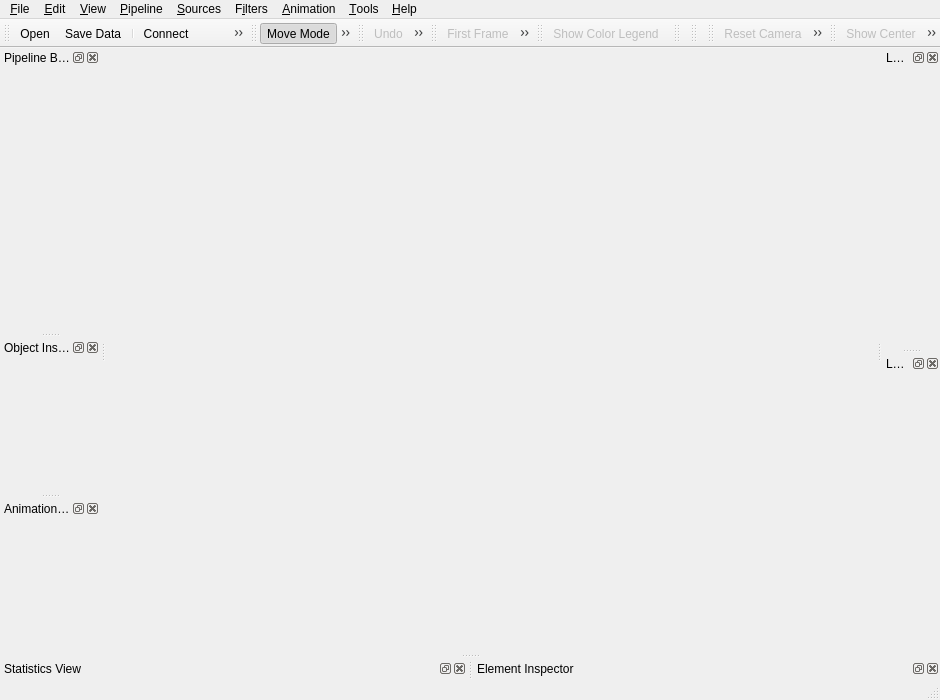
Before: the Qt Designer form Applications/Client/MainWindow.ui in wildmichael/ParaView3-enhancements-old, drawn with Qt 5.
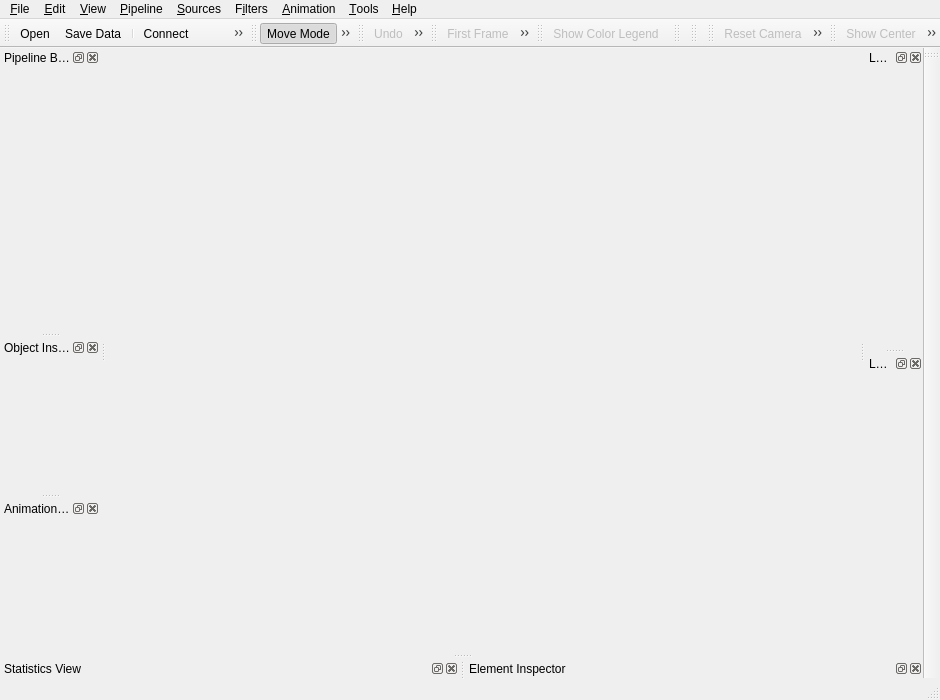
After: the same form once the commit is applied. Icons and pictures are not drawn.

Commit message: BUG: Fixes for bugs #4594, #4583, #4475. Add back in lookmark toolbar. Clean up unused code in vtkSMPQStateLoader.

```diff
--- a/Applications/Client/MainWindow.ui
+++ b/Applications/Client/MainWindow.ui
@@ -328,6 +328,26 @@
     <number>4</number>
    </attribute>
   </widget>
+  <widget class="QToolBar" name="lookmarkToolbar" >
+   <property name="contextMenuPolicy" >
+    <enum>Qt::CustomContextMenu</enum>
+   </property>
+   <property name="windowTitle" >
+    <string>Lookmarks</string>
+   </property>
+   <property name="orientation" >
+    <enum>Qt::Vertical</enum>
+   </property>
+   <property name="iconSize" >
+    <size>
+     <width>48</width>
+     <height>48</height>
+    </size>
+   </property>
+   <attribute name="toolBarArea" >
+    <number>2</number>
+   </attribute>
+  </widget>
   <widget class="QToolBar" name="cameraToolbar" >
    <property name="windowTitle" >
     <string>Camera Controls</string>
```
Left out of the diff: 2 changed lines with no effect on the pictures. The commit also changes 16 other files.
